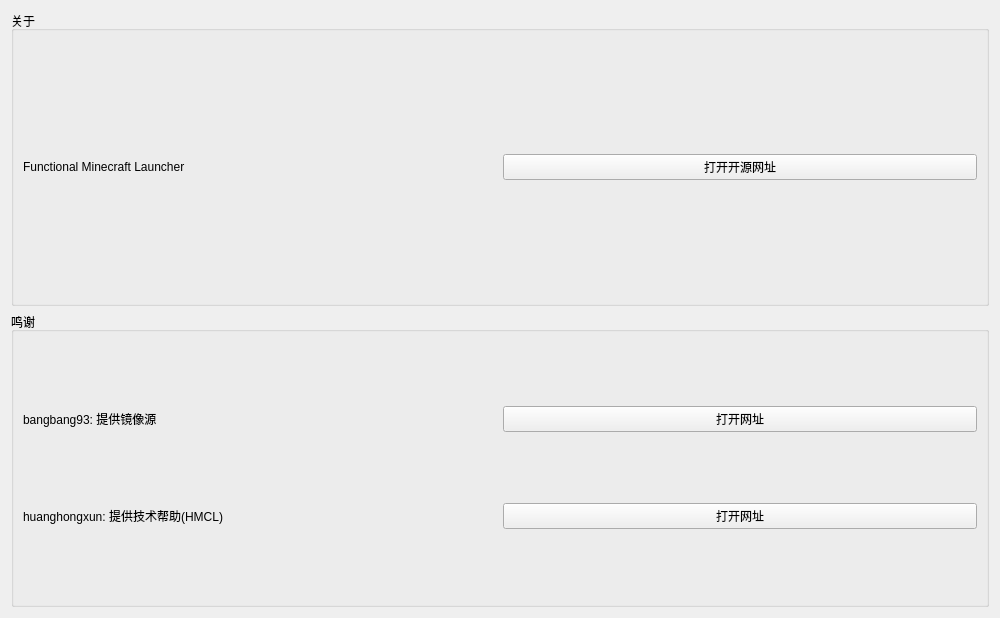
The window that Ui/More/More.ui (1604042736/FMCL) describes before a commit, drawn with Qt 5.
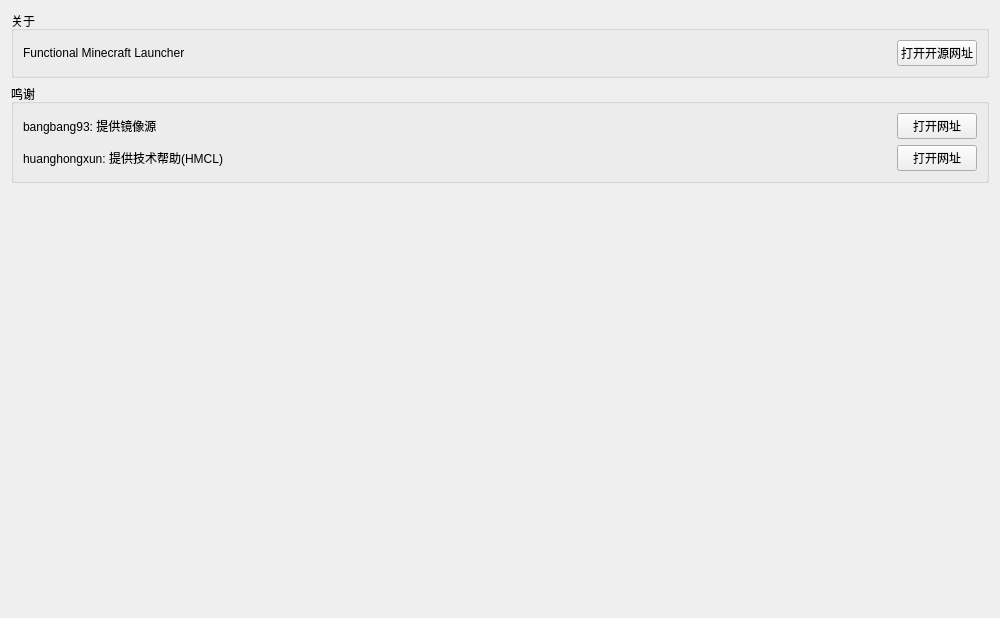
The same window after the commit.

The edit to the form file:
```diff
--- a/Ui/More/More.ui
+++ b/Ui/More/More.ui
@@ -14,28 +14,18 @@
    <string>更多</string>
   </property>
   <layout class="QGridLayout" name="gridLayout">
-   <item row="0" column="0">
-    <widget class="QGroupBox" name="groupBox">
-     <property name="title">
-      <string>关于</string>
+   <item row="2" column="0">
+    <spacer name="verticalSpacer_2">
+     <property name="orientation">
+      <enum>Qt::Vertical</enum>
      </property>
-     <layout class="QGridLayout" name="gridLayout_2">
-      <item row="0" column="0">
-       <widget class="QLabel" name="l_fmclversion">
-        <property name="text">
-         <string>Functional Minecraft Launcher</string>
-        </property>
-       </widget>
-      </item>
-      <item row="0" column="1">
-       <widget class="QPushButton" name="pb_opensourceurl">
-        <property name="text">
-         <string>打开开源网址</string>
-        </property>
-       </widget>
-      </item>
-     </layout>
-    </widget>
+     <property name="sizeHint" stdset="0">
+      <size>
+       <width>20</width>
+       <height>40</height>
+      </size>
+     </property>
+    </spacer>
    </item>
    <item row="1" column="0">
     <widget class="QGroupBox" name="groupBox_2">
@@ -43,7 +33,7 @@
       <string>鸣谢</string>
      </property>
      <layout class="QGridLayout" name="gridLayout_3">
-      <item row="0" column="1">
+      <item row="0" column="2">
        <widget class="QPushButton" name="pb_openbangurl">
         <property name="text">
          <string>打开网址</string>
@@ -57,19 +47,68 @@
         </property>
        </widget>
       </item>
-      <item row="1" column="1">
-       <widget class="QPushButton" name="pb_openhmclurl">
-        <property name="text">
-         <string>打开网址</string>
-        </property>
-       </widget>
-      </item>
       <item row="1" column="0">
        <widget class="QLabel" name="label_2">
         <property name="text">
          <string>huanghongxun: 提供技术帮助(HMCL)</string>
         </property>
        </widget>
+      </item>
+      <item row="1" column="2">
+       <widget class="QPushButton" name="pb_openhmclurl">
+        <property name="text">
+         <string>打开网址</string>
+        </property>
+       </widget>
+      </item>
+      <item row="0" column="1">
+       <spacer name="horizontalSpacer">
+        <property name="orientation">
+         <enum>Qt::Horizontal</enum>
+        </property>
+        <property name="sizeHint" stdset="0">
+         <size>
+          <width>40</width>
+          <height>20</height>
+         </size>
+        </property>
+       </spacer>
+      </item>
+     </layout>
+    </widget>
+   </item>
+   <item row="0" column="0">
+    <widget class="QGroupBox" name="groupBox">
+     <property name="title">
+      <string>关于</string>
+     </property>
+     <layout class="QGridLayout" name="gridLayout_2">
+      <item row="0" column="0">
+       <widget class="QLabel" name="l_fmclversion">
+        <property name="text">
+         <string>Functional Minecraft Launcher</string>
+        </property>
+       </widget>
+      </item>
+      <item row="0" column="2">
+       <widget class="QPushButton" name="pb_opensourceurl">
+        <property name="text">
+         <string>打开开源网址</string>
+        </property>
+       </widget>
+      </item>
+      <item row="0" column="1">
+       <spacer name="horizontalSpacer_2">
+        <property name="orientation">
+         <enum>Qt::Horizontal</enum>
+        </property>
+        <property name="sizeHint" stdset="0">
+         <size>
+          <width>40</width>
+          <height>20</height>
+         </size>
+        </property>
+       </spacer>
       </item>
      </layout>
     </widget>
```
